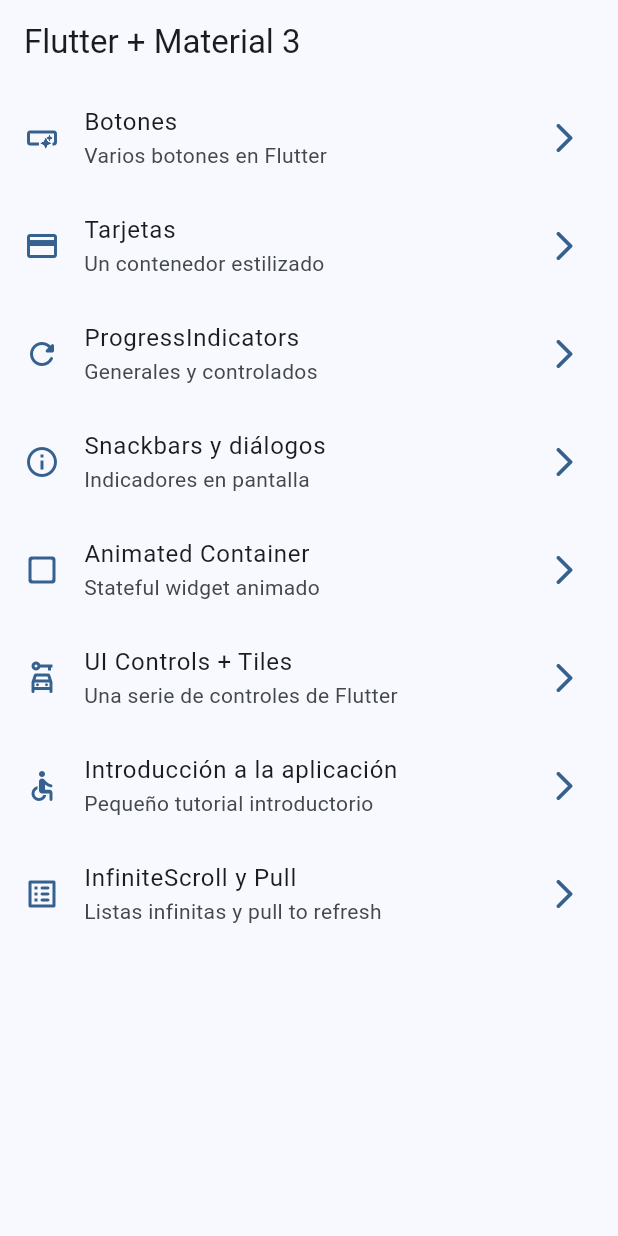
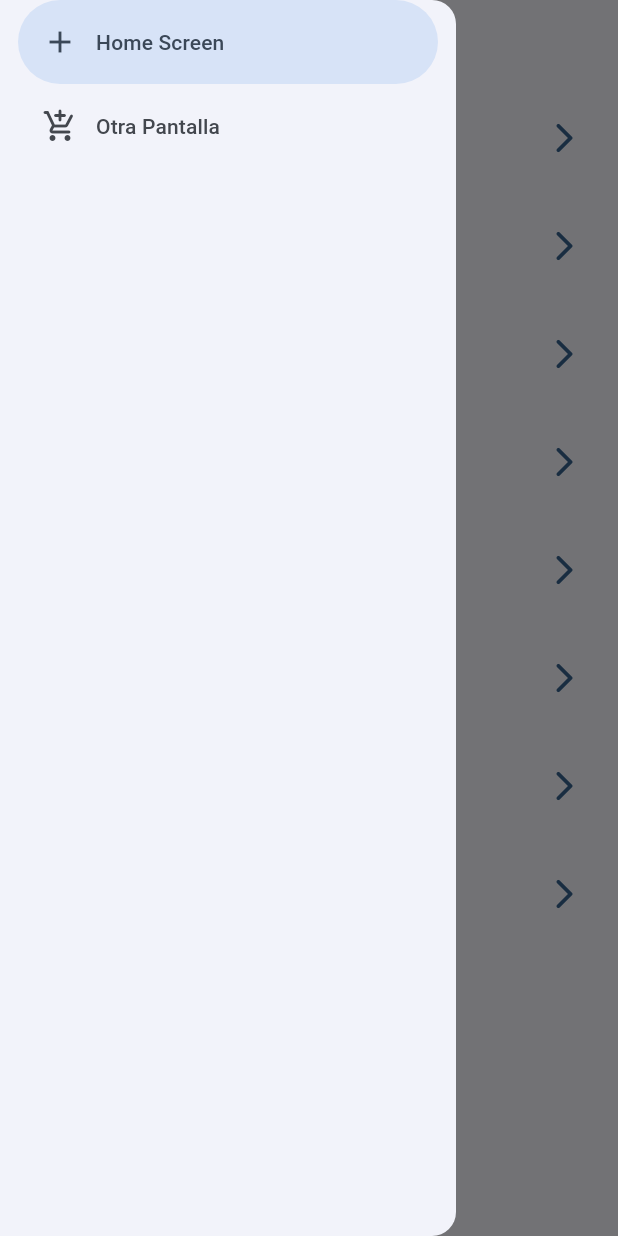
Before and after one commit to rmoreno-software/cursos, a Flutter app: the screen it shows after launch, with the side drawer open (before the commit the screen has no drawer), on a phone screen of 412 x 824 dp. Run offline on Flutter 3.47's test engine with Material 3 defaults, Android fonts, the light colour scheme and no system bars; our stand-ins replace animate_do, dio, go_router, video_player.

Commit message:
S11 -NavigationDrawer - Menú Lateral

```diff
--- a/Flutter/widgets_app/lib/presentation/screens/home/home_screen.dart
+++ b/Flutter/widgets_app/lib/presentation/screens/home/home_screen.dart
@@ -1,6 +1,7 @@
 import 'package:flutter/material.dart';
 import 'package:go_router/go_router.dart';
 import 'package:widgets_app/config/menu/menu_items.dart';
+import 'package:widgets_app/presentation/widgets/side_menu.dart';
 
 class HomeScreen extends StatelessWidget {
 
@@ -15,6 +16,7 @@
         title: const Text('Flutter + Material 3'),
       ),
       body: _HomeView(),
+      drawer: const SideMenu(),
     );
   }
 }
--- /dev/null
+++ b/Flutter/widgets_app/lib/presentation/widgets/side_menu.dart
@@ -0,0 +1,30 @@
+import 'package:flutter/material.dart';
+
+class SideMenu extends StatefulWidget {
+
+  const SideMenu({super.key});
+
+  @override
+  State<SideMenu> createState() => _SideMenuState();
+}
+
+class _SideMenuState extends State<SideMenu> {
+
+  int navDrawerIndex = 0;
+
+  @override
+  Widget build(BuildContext context) {
+    return NavigationDrawer(
+      selectedIndex: navDrawerIndex,
+      onDestinationSelected: (value) {
+        setState(() {
+          navDrawerIndex = value;
+        });
+      },
+      children: [
+        NavigationDrawerDestination(icon: const Icon(Icons.add), label: const Text('Home Screen')),
+        NavigationDrawerDestination(icon: const Icon(Icons.add_shopping_cart_rounded), label: const Text('Otra Pantalla')),
+      ]
+    );
+  }
+}
```
